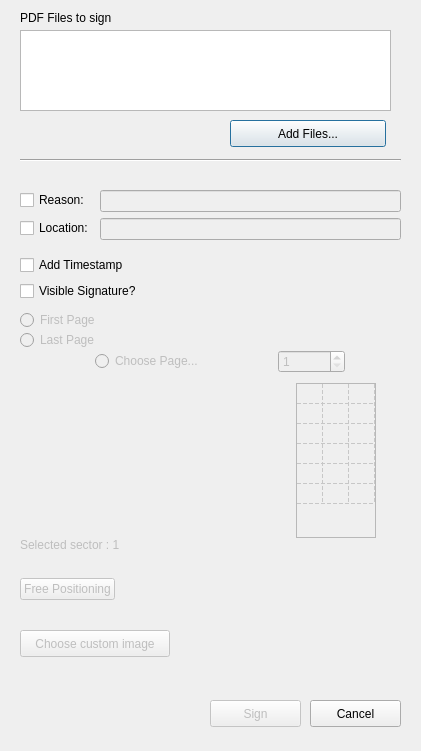
The window that pteid-mw-pt/_src/eidmw/eidgui/PDFSignWindow.ui (amagovpt/autenticacao.gov) describes before a commit, drawn with Qt 5.
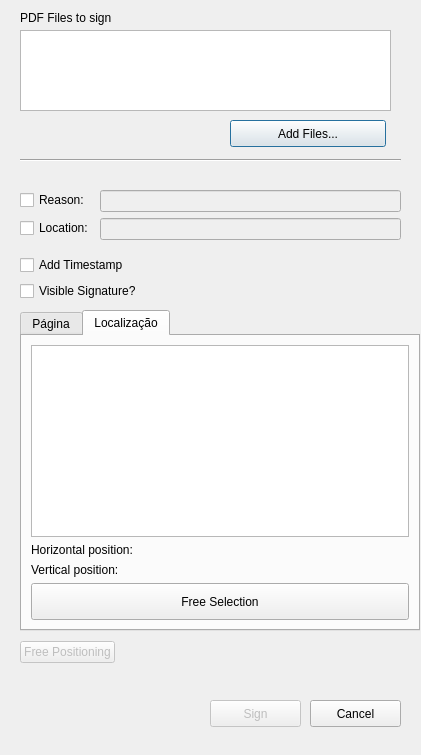
The same window after the commit. The open tabs and pages were chosen to show the change. Custom widgets are drawn as their Qt base class.

Commit message: New layout for PDFSignWindow using 2 tabs and including the FreeSelection widget

The edit to the form file:
```diff
--- a/pteid-mw-pt/_src/eidmw/eidgui/PDFSignWindow.ui
+++ b/pteid-mw-pt/_src/eidmw/eidgui/PDFSignWindow.ui
@@ -7,7 +7,7 @@
     <x>0</x>
     <y>0</y>
     <width>421</width>
-    <height>751</height>
+        <height>755</height>
    </rect>
   </property>
   <property name="sizePolicy">
@@ -25,7 +25,7 @@
      <x>10</x>
      <y>0</y>
      <width>420</width>
-     <height>731</height>
+          <height>750</height>
     </rect>
    </property>
    <property name="sizePolicy">
@@ -82,7 +82,7 @@
       <x>10</x>
       <y>310</y>
       <width>400</width>
-      <height>290</height>
+            <height>353</height>
      </rect>
     </property>
     <layout class="QVBoxLayout" name="vertical_layout1">
@@ -93,6 +93,25 @@
       <enum>QLayout::SetMinimumSize</enum>
      </property>
      <item>
+            <widget class="QTabWidget" name="tabWidget">
+              <property name="currentIndex">
+                <number>0</number>
+              </property>
+              <widget class="QWidget" name="tab1">
+                <attribute name="title">
+                  <string>Página</string>
+                </attribute>
+                <widget class="QWidget" name="verticalLayoutWidget_2">
+                  <property name="geometry">
+                    <rect>
+                      <x>10</x>
+                      <y>10</y>
+                      <width>211</width>
+                      <height>101</height>
+                    </rect>
+                  </property>
+                  <layout class="QVBoxLayout" name="verticalLayout">
+                    <item>
       <widget class="QRadioButton" name="radioButton_firstpage">
        <property name="enabled">
         <bool>false</bool>
@@ -103,23 +122,7 @@
       </widget>
      </item>
      <item>
-      <widget class="QRadioButton" name="radioButton_lastpage">
-       <property name="enabled">
-        <bool>false</bool>
-       </property>
-       <property name="text">
-        <string>Last Page</string>
-       </property>
-      </widget>
-     </item>
-     <item>
-      <layout class="QHBoxLayout" name="horizontalLayout">
-         <property name="spacing">
-        <number>0</number>
-       </property>
-       <property name="sizeConstraint">
-        <enum>QLayout::SetMinimumSize</enum>
-       </property>
+                      <layout class="QHBoxLayout" name="horizontalLayout_3">
        <item>
         <widget class="QRadioButton" name="radioButton_choosepage">
          <property name="enabled">
@@ -147,14 +150,134 @@
          <property name="maximum">
           <number>999999</number>
          </property>
+                          </widget>
+                        </item>
+                      </layout>
+                    </item>
+                    <item>
+                      <widget class="QRadioButton" name="radioButton_lastpage">
+                        <property name="enabled">
+                          <bool>false</bool>
+                        </property>
+                        <property name="text">
+                          <string>Last Page</string>
+                        </property>
+                      </widget>
+                    </item>
+                    <item>
+                      <widget class="QPushButton" name="pushButton_imgChooser">
+                        <property name="enabled">
+                          <bool>false</bool>
+                        </property>
+                        <property name="geometry">
+                          <rect>
+                            <x>10</x>
+                            <y>630</y>
+                            <width>150</width>
+                            <height>27</height>
+                          </rect>
+                        </property>
          <property name="sizePolicy">
           <sizepolicy hsizetype="Maximum" vsizetype="Maximum">
            <horstretch>0</horstretch>
            <verstretch>0</verstretch>
           </sizepolicy>
          </property>
-        </widget>
-       </item>
+                        <property name="text">
+                          <string>Choose custom image</string>
+                        </property>
+                      </widget>
+                    </item>
+                    <item>
+                      <widget class="QLabel" name="label_selectedimg">
+                        <property name="geometry">
+                          <rect>
+                            <x>200</x>
+                            <y>580</y>
+                            <width>185</width>
+                            <height>93</height>
+                          </rect>
+                        </property>
+                        <property name="text">
+                          <string/>
+                        </property>
+                      </widget>
+                    </item>
+                  </layout>
+                </widget>
+              </widget>
+              <widget class="QWidget" name="tab_2">
+                <attribute name="title">
+                  <string>Localização</string>
+                </attribute>
+                <layout class="QVBoxLayout" name="verticalLayout">
+                  <item>
+                    <widget class="QGraphicsView" name="scene_view">
+                      <property name="sizePolicy">
+                        <sizepolicy hsizetype="Preferred" vsizetype="Preferred">
+                          <horstretch>0</horstretch>
+                          <verstretch>0</verstretch>
+                        </sizepolicy>
+                      </property>
+                    </widget>
+                  </item>
+                  <item>
+                    <widget class="QLabel" name="label_x">
+                      <property name="sizePolicy">
+                        <sizepolicy hsizetype="Preferred" vsizetype="Maximum">
+                          <horstretch>0</horstretch>
+                          <verstretch>0</verstretch>
+                        </sizepolicy>
+                      </property>
+                      <property name="text">
+                        <string>Horizontal position: </string>
+                      </property>
+                      <property name="alignment">
+                        <set>Qt::AlignLeading</set>
+                      </property>
+                    </widget>
+                  </item>
+                  <item>
+                    <widget class="QLabel" name="label_y">
+                      <property name="sizePolicy">
+                        <sizepolicy hsizetype="Preferred" vsizetype="Maximum">
+                          <horstretch>0</horstretch>
+                          <verstretch>0</verstretch>
+                        </sizepolicy>
+                      </property>
+                      <property name="text">
+                        <string>Vertical position: </string>
+                      </property>
+                      <property name="alignment">
+                        <set>Qt::AlignLeading</set>
+                      </property>
+                    </widget>
+                  </item>
+                  <item>
+                    <widget class="QPushButton" name="pushButton_freeselect">
+                      <property name="sizePolicy">
+                        <sizepolicy hsizetype="Minimum" vsizetype="Minimum">
+                          <horstretch>4</horstretch>
+                          <verstretch>0</verstretch>
+                        </sizepolicy>
+                      </property>
+                      <property name="text">
+                        <string>Free Selection</string>
+                      </property>
+                    </widget>
+                  </item>
+                </layout>
+              </widget>
+            </widget>
+          </item>
+          <item>
+            <layout class="QHBoxLayout" name="horizontalLayout">
+              <property name="spacing">
+                <number>0</number>
+              </property>
+              <property name="sizeConstraint">
+                <enum>QLayout::SetMinimumSize</enum>
+              </property>
       </layout>
      </item>
      <item>
@@ -174,7 +297,7 @@
         </spacer>
        </item>
      <item>
-      <layout class="QHBoxLayout" name="horizontalLayout_2" stretch="0,0,0">
+            <layout class="QHBoxLayout" name="horizontalLayout_2" stretch="0">
        <property name="spacing">
         <number>0</number>
        </property>
@@ -184,131 +307,8 @@
        <property name="topMargin">
         <number>0</number>
        </property>
-       <item>
-        <widget class="QLabel" name="label_choose_sector">
-         <property name="enabled">
-          <bool>false</bool>
-         </property>
-         <property name="sizePolicy">
-          <sizepolicy hsizetype="Preferred" vsizetype="Minimum">
-           <horstretch>0</horstretch>
-           <verstretch>0</verstretch>
-          </sizepolicy>
-         </property>
-         <property name="text">
-          <string/>
-         </property>
-          <property name="maximumSize">
-          <size>
-           <width>190</width>
-           <height>155</height>
-          </size>
-         </property>
-         <property name="alignment">
-          <set>Qt::AlignLeft|Qt::AlignTop</set>
-         </property>
-        </widget>
-       </item>
-       <item>
-        <widget class="QTableWidget" name="tableWidget">
-         <property name="enabled">
-          <bool>false</bool>
-         </property>
-         <property name="sizePolicy">
-          <sizepolicy hsizetype="Preferred" vsizetype="MinimumExpanding">
-           <horstretch>0</horstretch>
-           <verstretch>0</verstretch>
-          </sizepolicy>
-         </property>
-         <property name="maximumSize">
-          <size>
-           <width>80</width>
-           <height>155</height>
-          </size>
-         </property>
-         <property name="baseSize">
-          <size>
-           <width>0</width>
-           <height>0</height>
-          </size>
-         </property>
-         <property name="styleSheet">
-          <string notr="true">font-size: 8pt</string>
-         </property>
-         <property name="verticalScrollBarPolicy">
-          <enum>Qt::ScrollBarAlwaysOff</enum>
-         </property>
-         <property name="horizontalScrollBarPolicy">
-          <enum>Qt::ScrollBarAlwaysOff</enum>
-         </property>
-         <property name="gridStyle">
-          <enum>Qt::DashLine</enum>
-         </property>
-         <property name="rowCount">
-          <number>6</number>
-         </property>
-         <property name="columnCount">
-          <number>3</number>
-         </property>
-         <attribute name="horizontalHeaderVisible">
-          <bool>false</bool>
-         </attribute>
-         <attribute name="horizontalHeaderCascadingSectionResizes">
-          <bool>false</bool>
-         </attribute>
-         <attribute name="horizontalHeaderDefaultSectionSize">
-          <number>26</number>
-         </attribute>
-         <attribute name="horizontalHeaderMinimumSectionSize">
-          <number>10</number>
-         </attribute>
-         <attribute name="verticalHeaderVisible">
-          <bool>false</bool>
-         </attribute>
-         <attribute name="verticalHeaderDefaultSectionSize">
-          <number>20</number>
-         </attribute>
-         <attribute name="verticalHeaderMinimumSectionSize">
-          <number>10</number>
-         </attribute>
-         <row/>
-         <row/>
-         <row/>
-         <row/>
-         <row/>
-         <row/>
-         <column/>
-         <column/>
-         <column/>
-        </widget>
-       </item>
-      </layout>
-     </item>
-     <item>
-      <widget class="QLabel" name="label_selectedsector">
-       <property name="enabled">
-        <bool>false</bool>
-       </property>
-       <property name="sizePolicy">
-        <sizepolicy hsizetype="Preferred" vsizetype="Fixed">
-         <horstretch>0</horstretch>
-         <verstretch>0</verstretch>
-        </sizepolicy>
-       </property>
-       <property name="minimumSize">
-        <size>
-         <width>0</width>
-         <height>40</height>
-        </size>
-       </property>
-       <property name="text">
-        <string>Selected sector : 1</string>
-       </property>
-       <property name="alignment">
-        <set>Qt::AlignLeading|Qt::AlignLeft|Qt::AlignTop</set>
-       </property>
-      </widget>
-     </item>
+            </layout>
+          </item>
      <item>
       <widget class="QPushButton" name="pushButton_freeselection">
        <property name="enabled">
@@ -443,67 +443,6 @@
      </item>
     </layout>
    </widget>
-   <widget class="QPushButton" name="pushButton_switchOrientation">
-    <property name="enabled">
-     <bool>false</bool>
-    </property>
-    <property name="geometry">
-     <rect>
-      <x>285</x>
-      <y>510</y>
-      <width>32</width>
-      <height>32</height>
-     </rect>
-    </property>
-     <property name="sizePolicy">
-     <sizepolicy hsizetype="Preferred" vsizetype="Fixed">
-      <horstretch>0</horstretch>
-      <verstretch>0</verstretch>
-     </sizepolicy>
-    </property>
-    <property name="styleSheet">
-          <string notr="true">border: none;margin: 0px;padding: 0px;</string>
-    </property>
-    <property name="text">
-     <string></string>
-    </property>
-   </widget>
-
-   <widget class="QPushButton" name="pushButton_imgChooser">
-    <property name="enabled">
-     <bool>false</bool>
-    </property>
-    <property name="geometry">
-     <rect>
-      <x>10</x>
-      <y>630</y>
-      <width>150</width>
-      <height>27</height>
-     </rect>
-    </property>
-    <property name="sizePolicy">
-     <sizepolicy hsizetype="Fixed" vsizetype="Fixed">
-      <horstretch>0</horstretch>
-      <verstretch>0</verstretch>
-     </sizepolicy>
-    </property>
-    <property name="text">
-     <string>Choose custom image</string>
-    </property>
-   </widget>
-   <widget class="QLabel" name="label_selectedimg">
-    <property name="geometry">
-     <rect>
-      <x>200</x>
-      <y>580</y>
-      <width>185</width>
-      <height>93</height>
-     </rect>
-    </property>
-    <property name="text">
-     <string/>
-    </property>
-   </widget>
   </widget>
  </widget>
  <customwidgets>
```
Left out of the diff: 20 changed lines with no effect on the pictures. Lines whose indentation alone changed are shown as unchanged.
